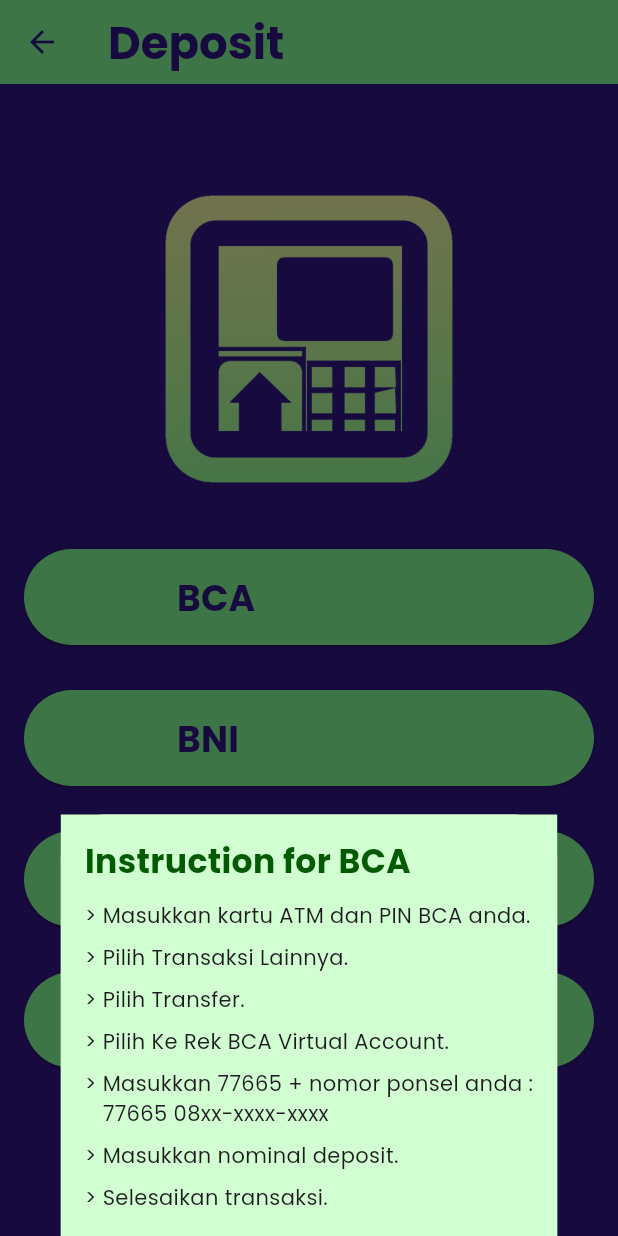
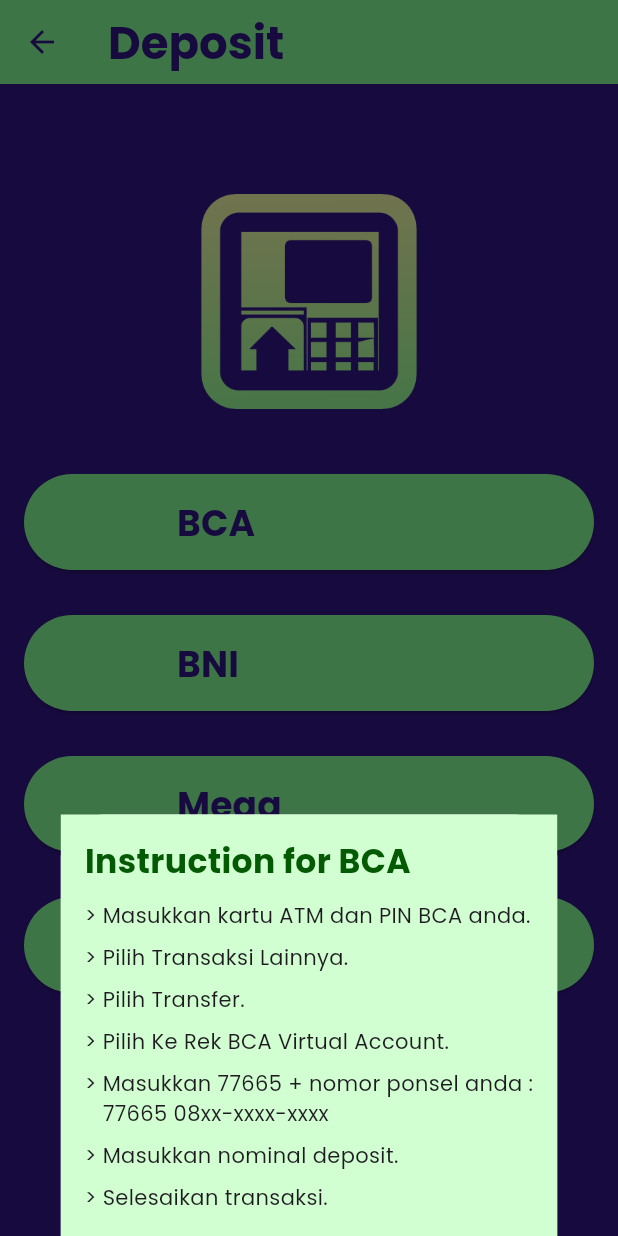
Before and after one commit to George535220173/UAS_E-MONEY, a Flutter app: the atmPage screen opened directly, after a tap on "BCA", on a phone screen of 412 x 824 dp. Run offline on Flutter 3.47's test engine with Material 3 defaults, Android fonts, the phone set to English and light mode, and no system bars; our stand-ins replace carousel_slider, cloud_firestore, firebase_auth, firebase_core; accounts and stored records are empty; network calls fail.

Commit message:
finalisasi dan komen tambahan

```diff
--- a/lib/Deposit/atm.dart
+++ b/lib/Deposit/atm.dart
@@ -20,10 +20,9 @@
         child: Padding(
           padding: const EdgeInsets.symmetric(horizontal: 16.0),
           child: Column(
-            children: [
+            children: [ //Buat button dan logo bank
               SizedBox(height: 70),
-              buildResizedImage('assets/ad/ATMLogo.png',
-                  width: 200, height: 200),
+              buildResizedImage('assets/ad/ATMLogo.png'),
               SizedBox(height: 40),
               buildElevatedButton(context, 'BCA',
                   'https://upload.wikimedia.org/wikipedia/commons/thumb/5/5c/Bank_Central_Asia.svg/1200px-Bank_Central_Asia.svg.png'),
@@ -44,7 +43,7 @@
   }
 
   Widget buildResizedImage(String imageUrl,
-      {double width = 100, double height = 100}) {
+      {double width = 150, double height = 150}) { //Function menampilkan gambar di atas layar
     return Image.asset(
       imageUrl,
       width: width,
@@ -53,7 +52,7 @@
     );
   }
 
-  Widget buildElevatedButton(
+  Widget buildElevatedButton( // Function membuat button dan isi button
       BuildContext context, String bankName, String logoImageUrl) {
     return SizedBox(
       width: double.infinity,
@@ -90,7 +89,7 @@
     );
   }
 
-  void _showExtraPage(BuildContext context, String bankName) {
+  void _showExtraPage(BuildContext context, String bankName) { // Menampilkan halaman modal dari bawah ketika button dipencet
     showModalBottomSheet(
       context: context,
       isScrollControlled: true,
@@ -128,7 +127,7 @@
     );
   }
 
-  Column _instruksiBCA() {
+  Column _instruksiBCA() { // Isi dari halaman modal
     return Column(
       crossAxisAlignment: CrossAxisAlignment.start,
       children: [
--- a/lib/Deposit/deposit.dart
+++ b/lib/Deposit/deposit.dart
@@ -48,7 +48,7 @@
     );
   }
 
-  void navigateToPage(BuildContext context, Widget page) {
+  void navigateToPage(BuildContext context, Widget page) { // Fungsi pindah page
     Navigator.push(
       context,
       MaterialPageRoute(builder: (context) => page),
@@ -56,7 +56,7 @@
   }
 
   Widget buildDepositButton(
-      BuildContext context, IconData icon, String label, Widget page) {
+      BuildContext context, IconData icon, String label, Widget page) { // Buat tombol-tombol
     return Column(
       children: [
         ElevatedButton(
--- a/lib/History/history.dart
+++ b/lib/History/history.dart
@@ -42,12 +42,12 @@
               return MaterialApp(
                 home: Scaffold(
                   backgroundColor:
-                      Colors.transparent, // Hapus warna latar belakang Scaffold
+                      Colors.transparent,
                   body: Center(
                     child: Container(
                       padding: const EdgeInsets.all(80.0),
                       color: Colors.white.withOpacity(
-                          0.0), // Warna putih dengan tingkat transparansi 0.0
+                          0.0),
                       child: Column(
                         mainAxisAlignment: MainAxisAlignment.center,
                         children: [
--- a/lib/Transfer/transfer.dart
+++ b/lib/Transfer/transfer.dart
@@ -51,7 +51,6 @@
                   color: Color.fromARGB(255, 230, 15, 122),
                 ),
               ),
-              // TextField Nomor Penerima
               Container(
                 width: 350,
                 decoration: BoxDecoration(
@@ -138,15 +137,12 @@
               SizedBox(height: 40),
               ElevatedButton(
                 onPressed: () {
-                  // Get the entered amount from the controller
                   String amount = amountController.text;
                   final double transferAmount =
                       double.tryParse(amount.replaceAll('.', '')) ?? 0.0;
-                  // Check if the transfer amount is greater than or equal to 10,000
                   if (transferAmount >= 10000) {
                     _showPasswordDialog(context);
                   } else {
-                    // Show an error message if the amount is less than 10,000
                     showDialog(
                       context: context,
                       builder: (BuildContext context) {
```
Also changed, not shown: lib/Deposit/debit.dart (+10 -10 lines), lib/Deposit/giftcode.dart (+5 -5 lines), lib/Deposit/mobileBanking.dart (+5 -6 lines).
